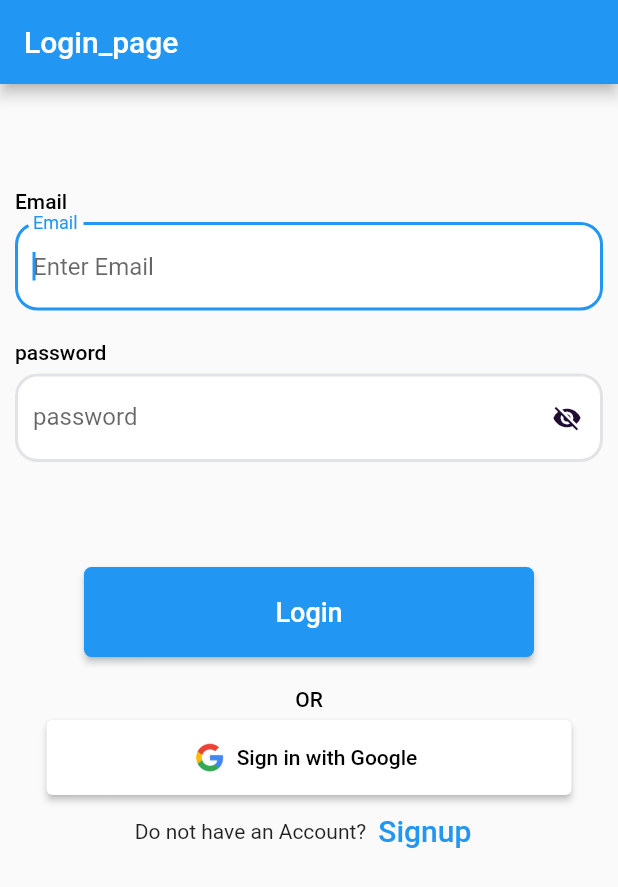
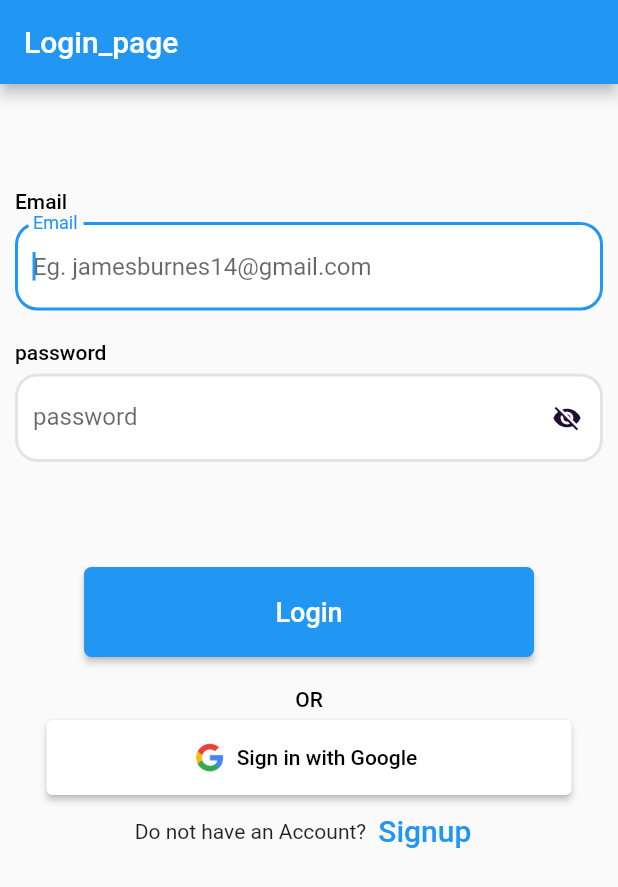
Before and after one commit to panchaniurvisha/firebase_demo_one, a Flutter app: the LoginScreen screen opened directly, on a phone screen of 412 x 824 dp. Shown: the top 887 px of the screen. Run offline on Flutter 3.47's test engine with Material 2 defaults, Android fonts, the phone set to English and light mode, and no system bars; our stand-ins replace cloud_firestore, firebase_auth, firebase_core, fluttertoast, google_sign_in, pinput; missing offline and left inert: github_sign_in; accounts and stored records are empty; Roboto replaces fonts that are missing (Circular Std).

Commit message:
"15/6/2023"

```diff
--- a/lib/res/commen/app_text_form_field.dart
+++ b/lib/res/commen/app_text_form_field.dart
@@ -5,6 +5,8 @@ class AppTextFormField extends StatelessWidget {
   final Widget? suffixIcon;
   final String? labelText;
   final String? hintText;
+  final TextInputAction? textInputAction;
+  final TextInputType? keyboardType;
   final String? Function(String?)? validator;
   final TextEditingController? controller;
   const AppTextFormField(
@@ -14,7 +16,9 @@ class AppTextFormField extends StatelessWidget {
       this.validator,
       this.obscureText,
       this.suffixIcon,
-      this.hintText})
+      this.hintText,
+      this.keyboardType,
+      this.textInputAction})
       : super(key: key);
 
   @override
@@ -23,7 +27,8 @@ class AppTextFormField extends StatelessWidget {
       obscureText: obscureText ?? false,
       controller: controller,
       autofocus: true,
-      textInputAction: TextInputAction.done,
+      keyboardType: keyboardType,
+      textInputAction: textInputAction ?? TextInputAction.next,
       decoration: InputDecoration(
         suffixIcon: suffixIcon ?? const SizedBox(),
         hintText: hintText!,
--- a/lib/res/constant/app_string.dart
+++ b/lib/res/constant/app_string.dart
@@ -5,19 +5,19 @@ class AppString {
   ///Sign Up Screen
   static const signupTitle = "Sign_up_page\nFirebase_Auth_Demo";
   static const firstName = "First Name";
+  static const email = "Email";
+  static const password = "password";
+  static const mobileNo = "Phone no";
   static const hintTextName = "Enter First name";
+  static const number = "Number";
+  static const hintTextLastName = "Enter Last name";
+  static const hintEmailName = "Eg. jamesburnes14@gmail.com";
+  static const hintTextPassword = "Enter Password";
+  static const hintTextNumber = "00000 00000";
   static const errorTitle = "Please Enter Correct Name,";
   static const lastname = "Last Name";
-  static const hintTextLastName = "Enter Last name";
-  static const email = "Email";
-  static const hintEmailName = "Enter Email";
   static const errorEmailTitle = "Please Enter Correct Email,";
-  static const password = "password";
-  static const hintTextPassword = "Enter Password";
   static const errorPasswordTitle = "Please valid Password ,";
-  static const mobileNo = "Phone no";
-  static const number = "Number";
-  static const hintTextNumber = "Enter Number";
   static const errorNumberTitle = "Please Enter Correct Number,";
   static const forgetPassword = "Forgot Password";
   static const signup = "Sign up";
--- a/lib/view/login_screen.dart
+++ b/lib/view/login_screen.dart
@@ -57,15 +57,30 @@ class _LoginScreenState extends State<LoginScreen> {
               key: formKey,
               autovalidateMode: AutovalidateMode.onUserInteraction,
               child: Padding(
-                padding: const EdgeInsets.symmetric(vertical: 50, horizontal: 10),
+                padding:
+                    const EdgeInsets.symmetric(vertical: 50, horizontal: 10),
                 child: Column(
                   children: [
-                    const Align(alignment: Alignment.topLeft, child: AppText(text: AppString.email)),
-                    AppTextFormField(labelText: AppString.email, hintText: AppString.hintEmailName, controller: emailController, validator: (value) => utils.isValidEmail(emailController.text) ? null : AppString.errorEmailTitle),
-                    const Align(alignment: Alignment.topLeft, child: AppText(text: AppString.password)),
+                    const Align(
+                        alignment: Alignment.topLeft,
+                        child: AppText(text: AppString.email)),
+                    AppTextFormField(
+                        labelText: AppString.email,
+                        hintText: AppString.hintEmailName,
+                        controller: emailController,
+                        validator: (value) =>
+                            utils.isValidEmail(emailController.text)
+                                ? null
+                                : AppString.errorEmailTitle,
+                        keyboardType: TextInputType.emailAddress),
+                    const Align(
+                        alignment: Alignment.topLeft,
+                        child: AppText(text: AppString.password)),
                     AppTextFormField(
                         suffixIcon: IconButton(
-                          icon: Icon(isSecurePassword ? Icons.visibility_off : Icons.visibility),
+                          icon: Icon(isSecurePassword
+                              ? Icons.visibility_off
+                              : Icons.visibility),
                           iconSize: 20,
                           color: const Color(0xff200E32),
                           onPressed: () {
@@ -74,11 +89,16 @@ class _LoginScreenState extends State<LoginScreen> {
                             });
                           },
                         ),
+                        textInputAction: TextInputAction.done,
                         labelText: AppString.password,
                         hintText: AppString.hintTextPassword,
                         controller: passwordController,
                         obscureText: isSecurePassword,
-                        validator: (value) => utils.isValidPassword(passwordController.text) ? null : AppString.errorPasswordTitle),
+                        keyboardType: TextInputType.visiblePassword,
+                        validator: (value) =>
+                            utils.isValidPassword(passwordController.text)
+                                ? null
+                                : AppString.errorPasswordTitle),
                     const SizedBox(
                       height: 70,
                     ),
@@ -91,7 +111,8 @@ class _LoginScreenState extends State<LoginScreen> {
                         },
                         style: ElevatedButton.styleFrom(
                           fixedSize: const Size(300, 60),
-                          shape: RoundedRectangleBorder(borderRadius: BorderRadius.circular(5)),
+                          shape: RoundedRectangleBorder(
+                              borderRadius: BorderRadius.circular(5)),
                         ),
                         child: const Text(
                           AppString.login,
@@ -106,8 +127,13 @@ class _LoginScreenState extends State<LoginScreen> {
                         "assets/images/google_logo.png",
                         height: 20,
                       ),
-                      label: const Text(AppString.signWithGoogle, style: TextStyle(color: Colors.black)),
-                      style: ButtonStyle(minimumSize: MaterialStateProperty.all(const Size(350, 50)), backgroundColor: MaterialStateProperty.all(Colors.white)),
+                      label: const Text(AppString.signWithGoogle,
+                          style: TextStyle(color: Colors.black)),
+                      style: ButtonStyle(
+                          minimumSize:
+                              MaterialStateProperty.all(const Size(350, 50)),
+                          backgroundColor:
+                              MaterialStateProperty.all(Colors.white)),
                     ),
                     Row(
                       mainAxisAlignment: MainAxisAlignment.center,
@@ -138,7 +164,10 @@ class _LoginScreenState extends State<LoginScreen> {
 
   loginUser() async {
     try {
-      await firebaseAuth.signInWithEmailAndPassword(email: emailController.text, password: passwordController.text).then((value) {
+      await firebaseAuth
+          .signInWithEmailAndPassword(
+              email: emailController.text, password: passwordController.text)
+          .then((value) {
         debugPrint("Value==>${value.user}");
         if (value.user!.emailVerified) {
           debugPrint("User is Login....");
@@ -169,7 +198,10 @@ class _LoginScreenState extends State<LoginScreen> {
       debugPrint("User Added---->${jsonEncode(value.data())}");
       userModel = userModelFromJson(jsonEncode(value.data()));
       utils.showToastMessage(message: "Login is successfully");
-      Navigator.pushAndRemoveUntil(context, MaterialPageRoute(builder: (context) => const HomeScreen()), (route) => false);
+      Navigator.pushAndRemoveUntil(
+          context,
+          MaterialPageRoute(builder: (context) => const HomeScreen()),
+          (route) => false);
     }).catchError((error) {
       debugPrint("Failed to add user: $error");
     });
@@ -181,7 +213,8 @@ class _LoginScreenState extends State<LoginScreen> {
     debugPrint("googleUser----->$googleUser");
 
     // Obtain the auth details from the request
-    final GoogleSignInAuthentication? googleAuth = await googleUser?.authentication;
+    final GoogleSignInAuthentication? googleAuth =
+        await googleUser?.authentication;
 
     // Create a new credential
     final credential = GoogleAuthProvider.credential(
```
Also changed, not shown: lib/view/sign_up_screen.dart (+46 -13 lines).
